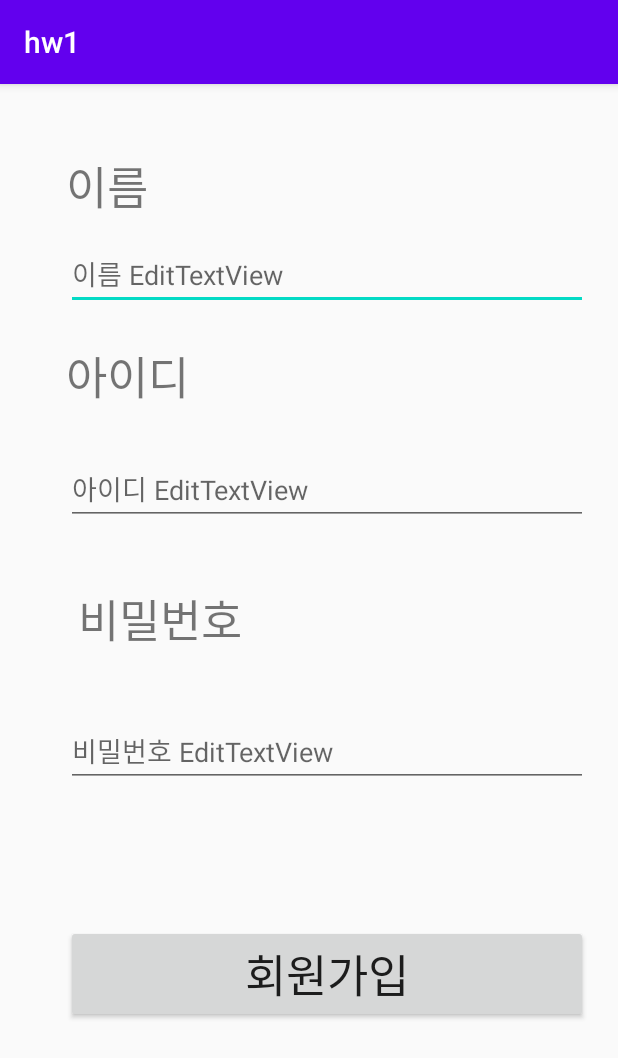
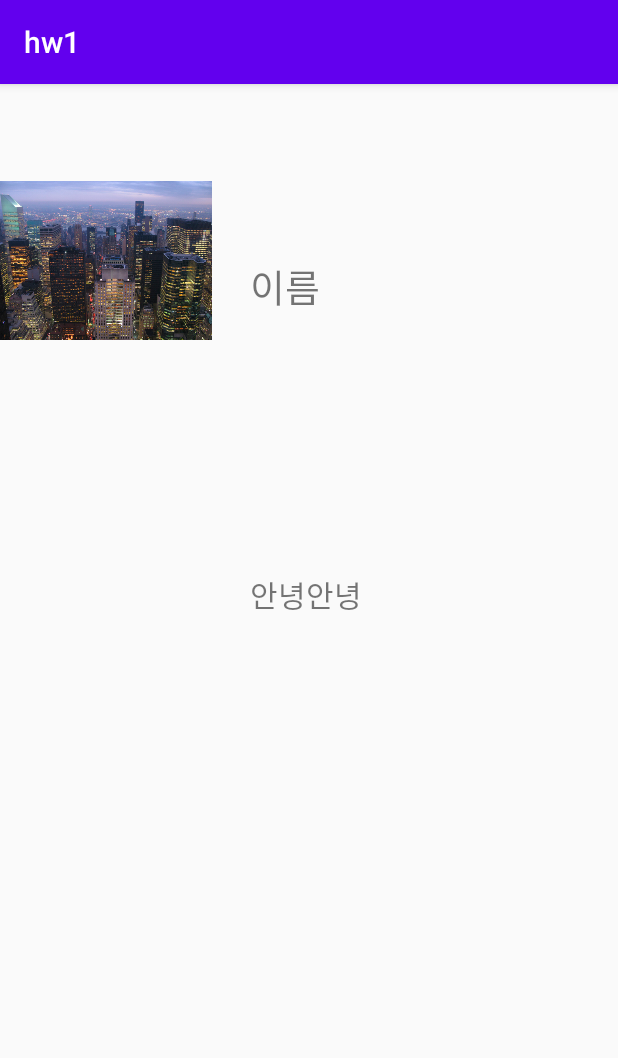
Before and after one commit to dbmina/seminar1, an Android app: the MainActivity2 screen opened directly, with no data from a screen before it, after a tap on "회원가입", on a phone screen of 412 x 824 dp. Shown: the top 1058 px of the screen. Run offline under Robolectric (Android 15) with nearby library versions, the phone set to English and light mode, and no system bars.

Commit message:
Android app programming basic
making log-in screen and recycler-view

```diff
--- a/app/src/main/java/org/techtown/hw1/MainActivity2.kt
+++ b/app/src/main/java/org/techtown/hw1/MainActivity2.kt
@@ -24,5 +24,10 @@ class MainActivity2 : AppCompatActivity() {
                 Toast.makeText(this, "빈칸이 있습니다", Toast.LENGTH_SHORT).show()
             }
         }
+        button2.setOnClickListener {
+            val intent = Intent(this, MainActivity3:: class.java)
+            startActivity(intent)
+        }
     }
+
 }
--- /dev/null
+++ b/app/src/main/java/org/techtown/hw1/MainActivity3.kt
@@ -0,0 +1,30 @@
+package org.techtown.hw1
+
+import android.content.Intent
+import androidx.appcompat.app.AppCompatActivity
+import android.os.Bundle
+import android.provider.ContactsContract
+import androidx.recyclerview.widget.LinearLayoutManager
+import kotlinx.android.synthetic.main.activity_main3.*
+
+class MainActivity3 : AppCompatActivity() {
+    private lateinit var profileAdapter: ProfileAdapter
+    override fun onCreate(savedInstanceState: Bundle?) {
+        super.onCreate(savedInstanceState)
+        setContentView(R.layout.activity_main3)
+
+        val profileAdapter=ProfileAdapter(this ){ProfileData->
+            startActivity(Intent(this, ItemActivity::class.java))
+        }
+        main_rcv.adapter=profileAdapter
+        main_rcv.layoutManager= LinearLayoutManager(this)
+        profileAdapter.data= mutableListOf(
+            ProfileData("이름", "안녕안녕"),
+            ProfileData("나이", "22"),
+            ProfileData("파트", "Android"),
+            ProfileData("Github","link in bio"),
+            ProfileData("음식", "떡볶이")
+        )
+        profileAdapter.notifyDataSetChanged()
+    }
+}
--- /dev/null
+++ b/app/src/main/java/org/techtown/hw1/ProfileAdapter.kt
@@ -0,0 +1,26 @@
+package org.techtown.hw1
+
+import android.content.ClipData
+import android.content.Context
+import android.content.Intent
+import android.view.LayoutInflater
+import android.view.ViewGroup
+import androidx.core.content.ContextCompat
+import androidx.recyclerview.widget.RecyclerView
+
+class ProfileAdapter (private val context: Context, val itemClick: (ProfileData)->Unit): RecyclerView.Adapter<ProfileViewHolder>(){
+    var data= mutableListOf<ProfileData>()
+
+    override fun onCreateViewHolder(parent: ViewGroup, viewType: Int): ProfileViewHolder {
+        val view=LayoutInflater.from(context).inflate(R.layout.activity_data, parent, false)
+        return ProfileViewHolder(view, itemClick)
+    }
+
+    override fun getItemCount(): Int=data.size
+    override fun onBindViewHolder(holder: ProfileViewHolder, position: Int) {
+        holder.onBind(data[position], itemClick)
+
+
+    }
+
+}
--- /dev/null
+++ b/app/src/main/java/org/techtown/hw1/ProfileData.kt
@@ -0,0 +1,8 @@
+package org.techtown.hw1
+
+import javax.security.auth.Subject
+
+data class ProfileData(
+    val title:String,
+    val subtitle: String
+)
--- /dev/null
+++ b/app/src/main/java/org/techtown/hw1/ProfileViewHolder.kt
@@ -0,0 +1,24 @@
+package org.techtown.hw1
+
+import android.content.Context
+import android.content.Intent
+import android.view.TextureView
+import android.view.View
+import android.widget.TextView
+import androidx.core.content.ContextCompat
+import androidx.core.content.ContextCompat.startActivity
+import androidx.recyclerview.widget.RecyclerView
+
+
+class ProfileViewHolder (itemView: View, itemClick:(ProfileData)->Unit): RecyclerView.ViewHolder(itemView){
+   private val title: TextView=itemView.findViewById(R.id.textView9)
+    private var subtitle: TextView=itemView.findViewById(R.id.textView10)
+
+
+    fun onBind(data: ProfileData,itemClick:(ProfileData)->Unit){
+        title.text=data.title
+        subtitle.text=data.subtitle
+        itemView.setOnClickListener { itemClick(data) }
+    }
+
+}
--- /dev/null
+++ b/app/src/main/res/layout/activity_data.xml
@@ -0,0 +1,52 @@
+<?xml version="1.0" encoding="utf-8"?>
+<androidx.constraintlayout.widget.ConstraintLayout xmlns:android="http://schemas.android.com/apk/res/android"
+    xmlns:app="http://schemas.android.com/apk/res-auto"
+    xmlns:tools="http://schemas.android.com/tools"
+    android:layout_width="match_parent"
+    android:layout_height="match_parent">
+
+    <androidx.constraintlayout.widget.Guideline
+        android:id="@+id/guideline"
+        android:layout_width="wrap_content"
+        android:layout_height="wrap_content"
+        android:orientation="vertical"
+        app:layout_constraintGuide_begin="167dp" />
+
+    <ImageView
+        android:id="@+id/photo"
+        android:layout_width="141dp"
+        android:layout_height="133dp"
+        android:src="@drawable/newyork"
+        app:layout_constraintBottom_toBottomOf="parent"
+        app:layout_constraintStart_toStartOf="parent"
+        app:layout_constraintTop_toTopOf="parent"
+        app:layout_constraintVertical_bias="0.0" />
+
+    <TextView
+        android:id="@+id/textView9"
+        android:layout_width="wrap_content"
+        android:layout_height="wrap_content"
+        android:text="TextView"
+        android:textSize="25sp"
+        app:layout_constraintBottom_toBottomOf="parent"
+        app:layout_constraintEnd_toEndOf="parent"
+        app:layout_constraintHorizontal_bias="0.0"
+        app:layout_constraintStart_toStartOf="@+id/guideline"
+        app:layout_constraintTop_toTopOf="parent"
+        app:layout_constraintVertical_bias="0.103" />
+
+    <TextView
+        android:id="@+id/textView10"
+        android:layout_width="wrap_content"
+        android:layout_height="wrap_content"
+        android:text="TextView"
+        android:textSize="20sp"
+        app:layout_constraintBottom_toBottomOf="parent"
+        app:layout_constraintEnd_toEndOf="parent"
+        app:layout_constraintHorizontal_bias="0.0"
+        app:layout_constraintStart_toStartOf="@+id/guideline"
+        app:layout_constraintTop_toTopOf="parent"
+        app:layout_constraintVertical_bias="0.431" />
+
+
+</androidx.constraintlayout.widget.ConstraintLayout>
--- a/app/src/main/res/layout/activity_main2.xml
+++ b/app/src/main/res/layout/activity_main2.xml
@@ -42,7 +42,7 @@
         android:layout_marginLeft="44dp"
         android:layout_marginTop="20dp"
         android:text="아이디"
-        android:textSize="30dp"
+        android:textSize="30sp"
         app:layout_constraintBottom_toBottomOf="parent"
         app:layout_constraintStart_toStartOf="parent"
         app:layout_constraintTop_toBottomOf="@+id/Edittext"
@@ -68,8 +68,8 @@
         android:id="@+id/textView4"
         android:layout_width="wrap_content"
         android:layout_height="wrap_content"
-        android:layout_marginStart="8dp"
-        android:layout_marginLeft="8dp"
+        android:layout_marginStart="12dp"
+        android:layout_marginLeft="12dp"
         android:layout_marginTop="40dp"
         android:text="비밀번호"
         android:textSize="30dp"
@@ -89,22 +89,21 @@
         app:layout_constraintHorizontal_bias="0.0"
         app:layout_constraintStart_toStartOf="@+id/editText"
         app:layout_constraintTop_toTopOf="parent"
-        app:layout_constraintVertical_bias="0.584"
+        app:layout_constraintVertical_bias="0.679"
         tools:ignore="MissingConstraints" />
 
     <Button
         android:id="@+id/button2"
         android:layout_width="0dp"
         android:layout_height="wrap_content"
-        android:layout_marginTop="92dp"
         android:text="회원가입"
-        android:textSize="30dp"
+        android:textSize="30sp"
         app:layout_constraintBottom_toBottomOf="parent"
         app:layout_constraintEnd_toEndOf="@+id/editText2"
-        app:layout_constraintHorizontal_bias="0.0"
+        app:layout_constraintHorizontal_bias="1.0"
         app:layout_constraintStart_toStartOf="@+id/editText2"
         app:layout_constraintTop_toBottomOf="@+id/editText2"
-        app:layout_constraintVertical_bias="0.0"
+        app:layout_constraintVertical_bias="0.22"
         tools:ignore="MissingConstraints" />
 
 </androidx.constraintlayout.widget.ConstraintLayout>
--- /dev/null
+++ b/app/src/main/res/layout/activity_main3.xml
@@ -0,0 +1,16 @@
+<?xml version="1.0" encoding="utf-8"?>
+<androidx.constraintlayout.widget.ConstraintLayout xmlns:android="http://schemas.android.com/apk/res/android"
+    xmlns:app="http://schemas.android.com/apk/res-auto"
+    xmlns:tools="http://schemas.android.com/tools"
+    android:layout_width="match_parent"
+    android:layout_height="match_parent"
+    tools:context=".MainActivity3">
+<androidx.recyclerview.widget.RecyclerView
+    android:id="@+id/main_rcv"
+    android:layout_width="match_parent"
+    android:layout_height="wrap_content"
+    app:layout_constraintBottom_toBottomOf="parent"
+    app:layout_constraintEnd_toEndOf="parent"
+    app:layout_constraintStart_toEndOf="parent"
+    app:layout_constraintTop_toTopOf="parent"/>
+</androidx.constraintlayout.widget.ConstraintLayout>
```
Also changed, not shown: app/src/main/AndroidManifest.xml (+6 -1 lines), app/src/main/java/org/techtown/hw1/ItemActivity.kt (added, +17 -0 lines), app/src/main/res/layout/activity_item.xml (added, +61 -0 lines), app/src/main/res/layout/recycler.xml (deleted, +0 -41 lines).
